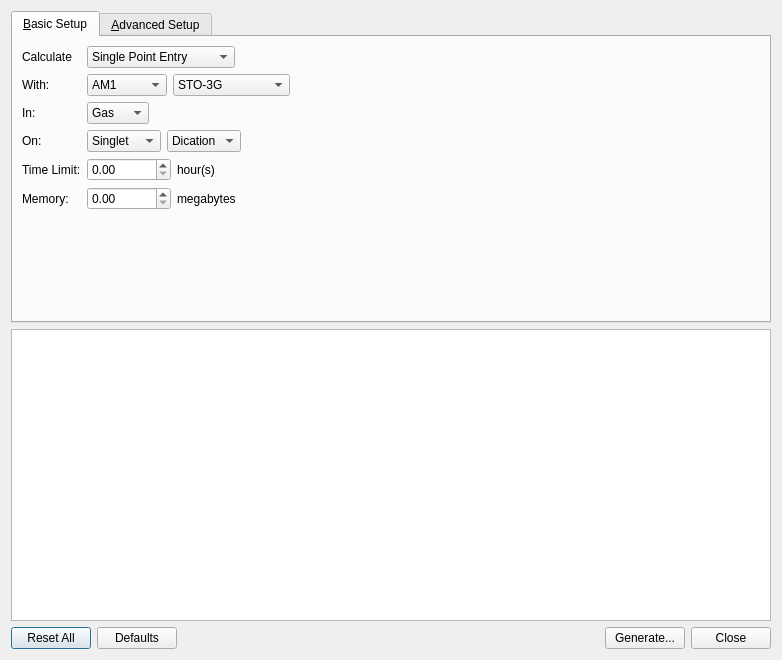
Old version of the form libavogadro/src/extensions/gamessinputdialog.ui in the repository cryos/avogadro.
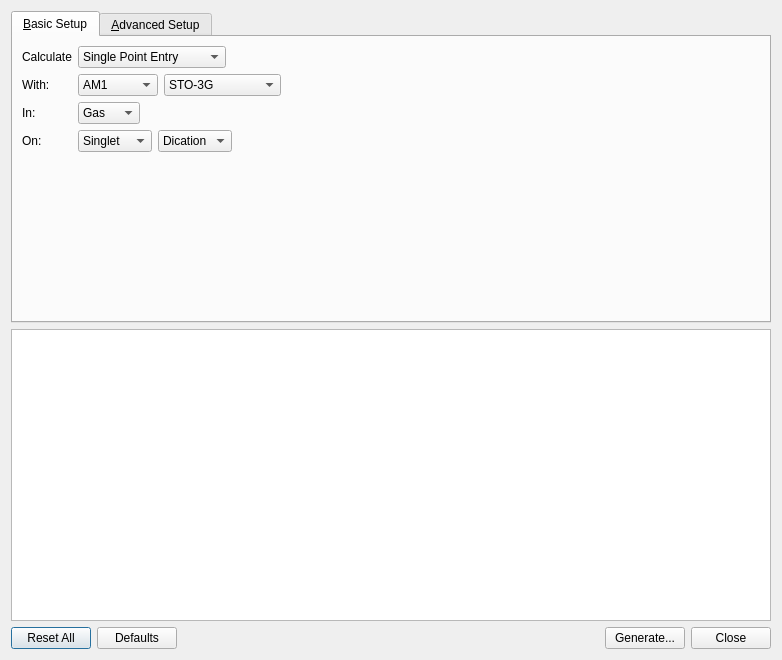
New version of the form.

Commit message: Remove time limit and memory limit from GAMESS input generator. Not necessary.

The edit to the form file:
```diff
--- a/libavogadro/src/extensions/gamessinputdialog.ui
+++ b/libavogadro/src/extensions/gamessinputdialog.ui
@@ -23,37 +23,6 @@
        <string>&amp;Basic Setup</string>
       </attribute>
       <layout class="QGridLayout" >
-       <item row="5" column="1" >
-        <layout class="QHBoxLayout" >
-         <item>
-          <widget class="QDoubleSpinBox" name="basicMemoryDouble" >
-           <property name="maximum" >
-            <double>999999.989999999990687</double>
-           </property>
-          </widget>
-         </item>
-         <item>
-          <widget class="QLabel" name="label_7" >
-           <property name="text" >
-            <string>megabytes</string>
-           </property>
-          </widget>
-         </item>
-         <item>
-          <spacer>
-           <property name="orientation" >
-            <enum>Qt::Horizontal</enum>
-           </property>
-           <property name="sizeHint" stdset="0" >
-            <size>
-             <width>40</width>
-             <height>20</height>
-            </size>
-           </property>
-          </spacer>
-         </item>
-        </layout>
-       </item>
        <item row="1" column="1" >
         <layout class="QHBoxLayout" >
          <item>
@@ -154,16 +123,6 @@
          </item>
         </layout>
        </item>
-       <item row="5" column="0" >
-        <widget class="QLabel" name="label_9" >
-         <property name="text" >
-          <string>Memory:</string>
-         </property>
-         <property name="alignment" >
-          <set>Qt::AlignLeading|Qt::AlignLeft|Qt::AlignVCenter</set>
-         </property>
-        </widget>
-       </item>
        <item row="3" column="1" >
         <layout class="QHBoxLayout" >
          <item>
@@ -348,47 +307,6 @@
         </widget>
        </item>
        <item row="4" column="0" >
-        <widget class="QLabel" name="label_6" >
-         <property name="text" >
-          <string>Time Limit:</string>
-         </property>
-         <property name="alignment" >
-          <set>Qt::AlignLeading|Qt::AlignLeft|Qt::AlignVCenter</set>
-         </property>
-        </widget>
-       </item>
-       <item row="4" column="1" >
-        <layout class="QHBoxLayout" >
-         <item>
-          <widget class="QDoubleSpinBox" name="basicTimeDouble" >
-           <property name="maximum" >
-            <double>1000000.000000000000000</double>
-           </property>
-          </widget>
-         </item>
-         <item>
-          <widget class="QLabel" name="label_8" >
-           <property name="text" >
-            <string>hour(s)</string>
-           </property>
-          </widget>
-         </item>
-         <item>
-          <spacer>
-           <property name="orientation" >
-            <enum>Qt::Horizontal</enum>
-           </property>
-           <property name="sizeHint" stdset="0" >
-            <size>
-             <width>40</width>
-             <height>20</height>
-            </size>
-           </property>
-          </spacer>
-         </item>
-        </layout>
-       </item>
-       <item row="6" column="0" >
         <spacer>
          <property name="orientation" >
           <enum>Qt::Vertical</enum>
```
The commit also changes 3 other files.
